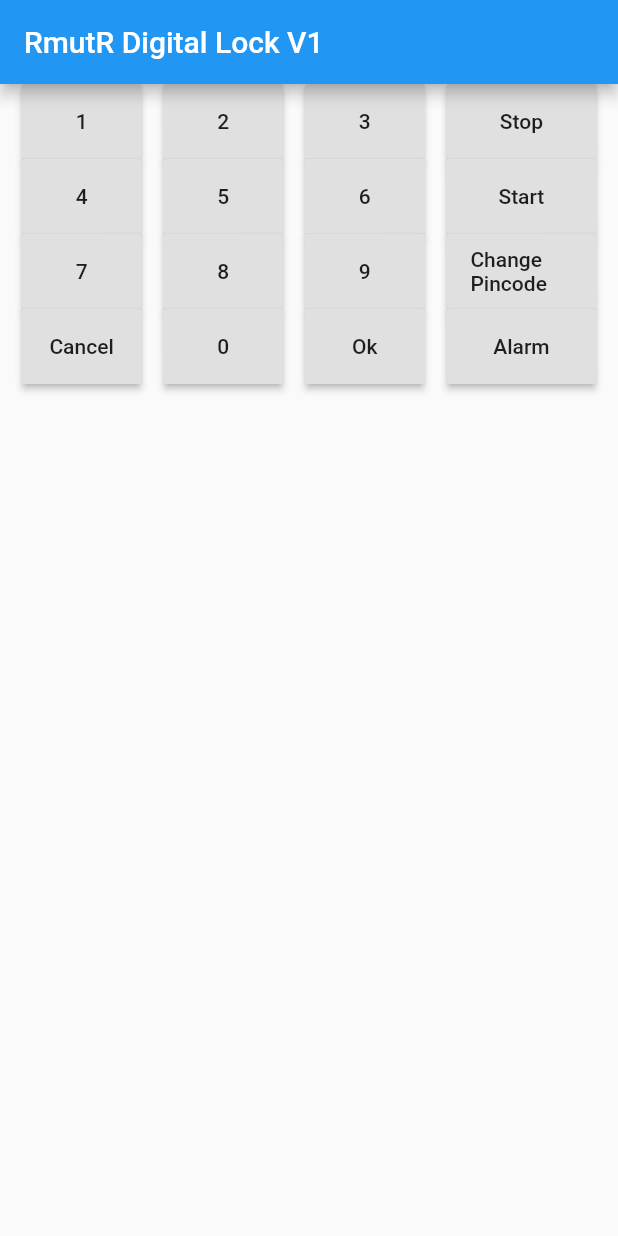
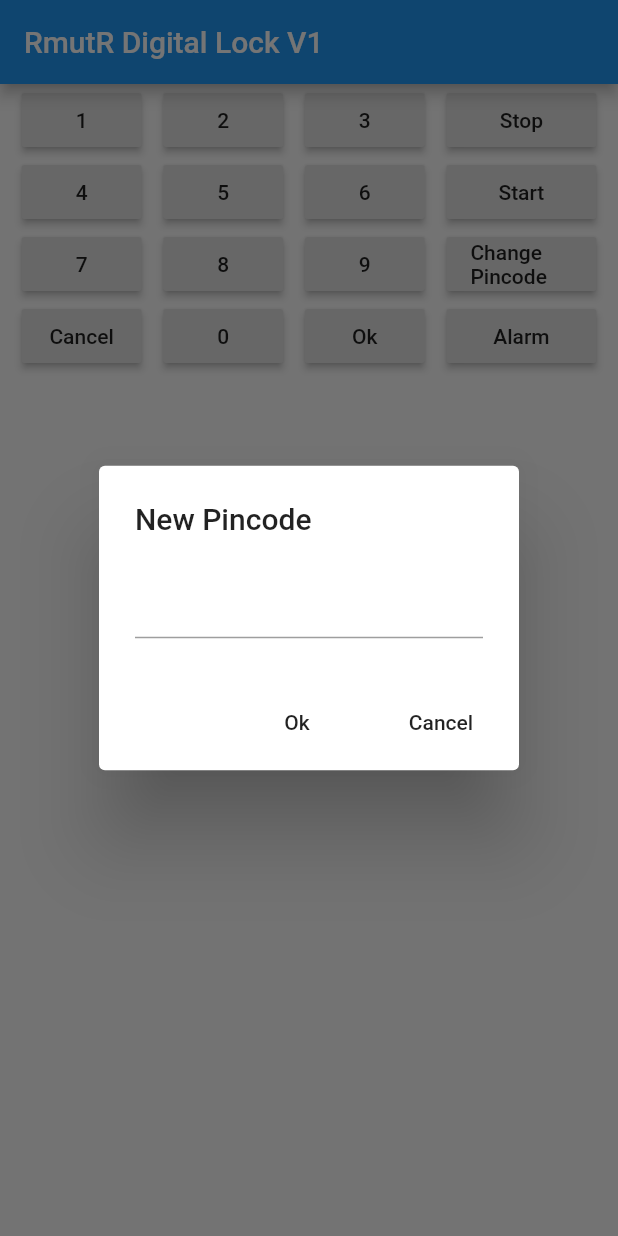
Before and after one commit to rmutr/Digital_Lock_V1_Flutter, a Flutter app: the screen it shows after launch, after a tap on "Change Pincode", on a phone screen of 412 x 824 dp. Run offline on Flutter 3.47's test engine with Material 2 defaults, Android fonts, the phone set to English and light mode, and no system bars; our stand-ins replace flutter_blue, wakelock.

Commit message:
Change Pincode completed.

```diff
--- a/lib/main.dart
+++ b/lib/main.dart
@@ -2,6 +2,7 @@ import 'package:flutter/material.dart';
 import 'package:flutter_blue/flutter_blue.dart';
 import 'dart:async';
 import 'dart:convert' show utf8;
+import 'package:wakelock/wakelock.dart';
 
 void main() => runApp(MyApp());
 
@@ -23,6 +24,7 @@ class DigitalLock extends StatefulWidget {
 class _DigitalLockState extends State<DigitalLock> {
 //-----------------------------------------------------------------------------
   String tx_buff_str = "";
+  TextEditingController txtCtrl_Pincode = TextEditingController();
 
 //-----------------------------------------------------------------------------
   final String SERVICE_UUID = "6e400001-b5a3-f393-e0a9-e50e24dcca9e";
@@ -40,6 +42,7 @@ class _DigitalLockState extends State<DigitalLock> {
   @override
   void initState() {
     super.initState();
+    Wakelock.enable();
     startScan();
   }
 
@@ -135,10 +138,32 @@ class _DigitalLockState extends State<DigitalLock> {
     writeData(pstr);
   }
 
+  Future<void> changePincodeDialog() async {
+    showDialog(
+      context: context,
+      builder: (value) => AlertDialog(
+        title: Text("New Pincode"),
+        content: TextField(controller: txtCtrl_Pincode),
+        actions: <Widget>[
+          FlatButton(onPressed: () {
+            this.sendTxBuff("C3-" + tx_buff_str + "-" + txtCtrl_Pincode.text);
+            Navigator.of(context).pop();
+          }, child: Text("Ok")),
+          FlatButton(onPressed: () => Navigator.of(context).pop(), child: Text("Cancel")),
+        ],
+      ),
+    );
+  }
+
+  Future<void> setAlarmDialog() async {
+    showDialog(
+      context: context,
+    );
+  }
+
   Widget dlBtn_0() {
     return Container(
       width: 80.0,
-      height: 50.0,
       child: RaisedButton(
           child: Text("0"),
           onPressed: () {
@@ -150,7 +175,6 @@ class _DigitalLockState extends State<DigitalLock> {
   Widget dlBtn_1() {
     return Container(
       width: 80.0,
-      height: 50.0,
       child: RaisedButton(
           child: Text("1"),
           onPressed: () {
@@ -162,7 +186,6 @@ class _DigitalLockState extends State<DigitalLock> {
   Widget dlBtn_2() {
     return Container(
       width: 80.0,
-      height: 50.0,
       child: RaisedButton(
           child: Text("2"),
           onPressed: () {
@@ -174,7 +197,6 @@ class _DigitalLockState extends State<DigitalLock> {
   Widget dlBtn_3() {
     return Container(
       width: 80.0,
-      height: 50.0,
       child: RaisedButton(
           child: Text("3"),
           onPressed: () {
@@ -186,7 +208,6 @@ class _DigitalLockState extends State<DigitalLock> {
   Widget dlBtn_4() {
     return Container(
       width: 80.0,
-      height: 50.0,
       child: RaisedButton(
           child: Text("4"),
           onPressed: () {
@@ -198,7 +219,6 @@ class _DigitalLockState extends State<DigitalLock> {
   Widget dlBtn_5() {
     return Container(
       width: 80.0,
-      height: 50.0,
       child: RaisedButton(
           child: Text("5"),
           onPressed: () {
@@ -210,7 +230,6 @@ class _DigitalLockState extends State<DigitalLock> {
   Widget dlBtn_6() {
     return Container(
       width: 80.0,
-      height: 50.0,
       child: RaisedButton(
           child: Text("6"),
           onPressed: () {
@@ -222,7 +241,6 @@ class _DigitalLockState extends State<DigitalLock> {
   Widget dlBtn_7() {
     return Container(
       width: 80.0,
-      height: 50.0,
       child: RaisedButton(
           child: Text("7"),
           onPressed: () {
@@ -234,7 +252,6 @@ class _DigitalLockState extends State<DigitalLock> {
   Widget dlBtn_8() {
     return Container(
       width: 80.0,
-      height: 50.0,
       child: RaisedButton(
           child: Text("8"),
           onPressed: () {
@@ -246,7 +263,6 @@ class _DigitalLockState extends State<DigitalLock> {
   Widget dlBtn_9() {
     return Container(
       width: 80.0,
-      height: 50.0,
       child: RaisedButton(
           child: Text("9"),
           onPressed: () {
@@ -258,7 +274,6 @@ class _DigitalLockState extends State<DigitalLock> {
   Widget dlBtnCancel() {
     return Container(
       width: 80.0,
-      height: 50.0,
       child: RaisedButton(
           child: Text("Cancel"),
           onPressed: () {
@@ -270,7 +285,6 @@ class _DigitalLockState extends State<DigitalLock> {
   Widget dlBtnOk() {
     return Container(
       width: 80.0,
-      height: 50.0,
       child: RaisedButton(
           child: Text("Ok"),
           onPressed: () {
@@ -282,7 +296,6 @@ class _DigitalLockState extends State<DigitalLock> {
   Widget dlBtnStop() {
     return Container(
       width: 100.0,
-      height: 50.0,
       child: RaisedButton(
           child: Text("Stop"),
           onPressed: () {
@@ -294,7 +307,6 @@ class _DigitalLockState extends State<DigitalLock> {
   Widget dlBtnStart() {
     return Container(
       width: 100.0,
-      height: 50.0,
       child: RaisedButton(
           child: Text("Start"),
           onPressed: () {
@@ -306,16 +318,23 @@ class _DigitalLockState extends State<DigitalLock> {
   Widget dlBtnChangePincode() {
     return Container(
       width: 100.0,
-      height: 50.0,
-      child: RaisedButton(child: Text("Change Pincode"), onPressed: () {}),
+      child: RaisedButton(
+          child: Text("Change Pincode"),
+          onPressed: () {
+            this.txtCtrl_Pincode.text = "";
+            this.changePincodeDialog();
+          }),
     );
   }
 
   Widget dlBtnAlarm() {
     return Container(
       width: 100.0,
-      height: 50.0,
-      child: RaisedButton(child: Text("Alarm"), onPressed: () {}),
+      child: RaisedButton(
+          child: Text("Alarm"),
+          onPressed: () {
+            this.setAlarmDialog();
+          }),
     );
   }
 
--- a/pubspec.yaml
+++ b/pubspec.yaml
@@ -24,6 +24,7 @@ dependencies:
   # Use with the CupertinoIcons class for iOS style icons.
   cupertino_icons: ^0.1.2
   flutter_blue: ^0.7.2
+  wakelock: ^0.1.4+1
 
 dev_dependencies:
   flutter_test:
```
Also changed, not shown: pubspec.lock.
